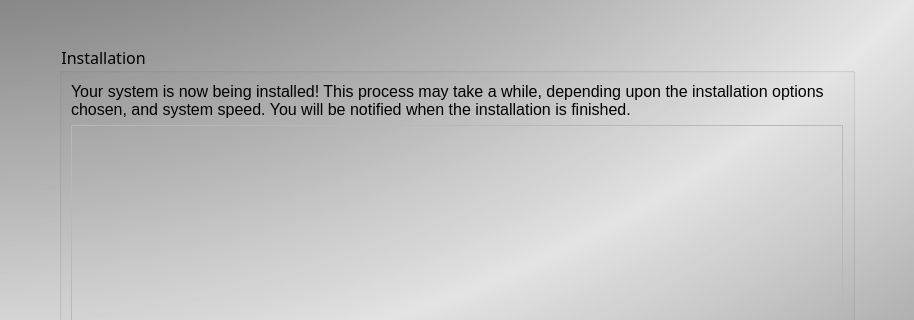
Before: the Qt Designer form src-qt5/pc-installgui/installer.ui in trueos/trueos-utils-qt5, drawn with Qt 5; both pictures show x 0 to 914 and y 0 to 320 of the 914 by 769 pixel window.
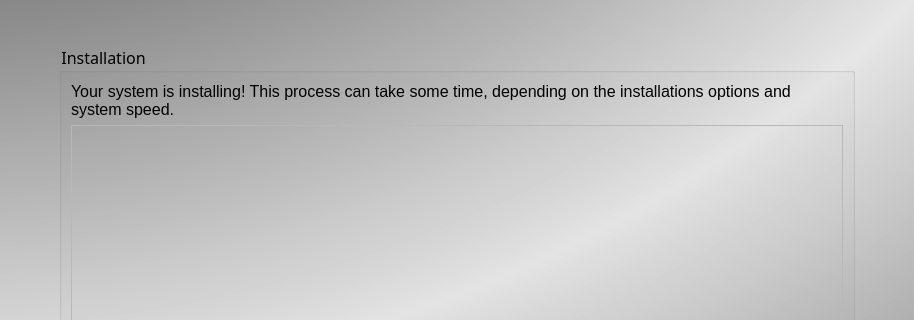
After: the same form once the commit is applied. The open tabs and pages were chosen to show the change. Icons and pictures are not drawn.

Commit message: update text on progress screen in installgui

The edit to the form file:
```diff
--- a/src-qt5/pc-installgui/installer.ui
+++ b/src-qt5/pc-installgui/installer.ui
@@ -1379,7 +1379,7 @@
               <enum>QFrame::Plain</enum>
              </property>
              <property name="text">
-              <string>Your system is now being installed! This process may take a while, depending upon the installation options chosen, and system speed. You will be notified when the installation is finished.</string>
+              <string>Your system is installing! This process can take some time, depending on the installations options and system speed.</string>
              </property>
              <property name="alignment">
               <set>Qt::AlignLeading|Qt::AlignLeft|Qt::AlignTop</set>
```
Left out of the diff: 2 changed lines with no effect on the pictures.
